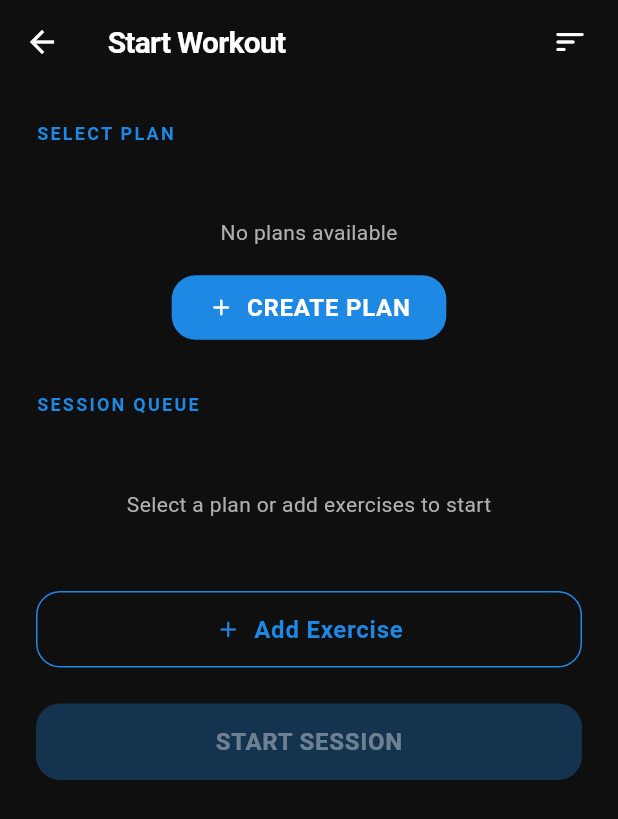
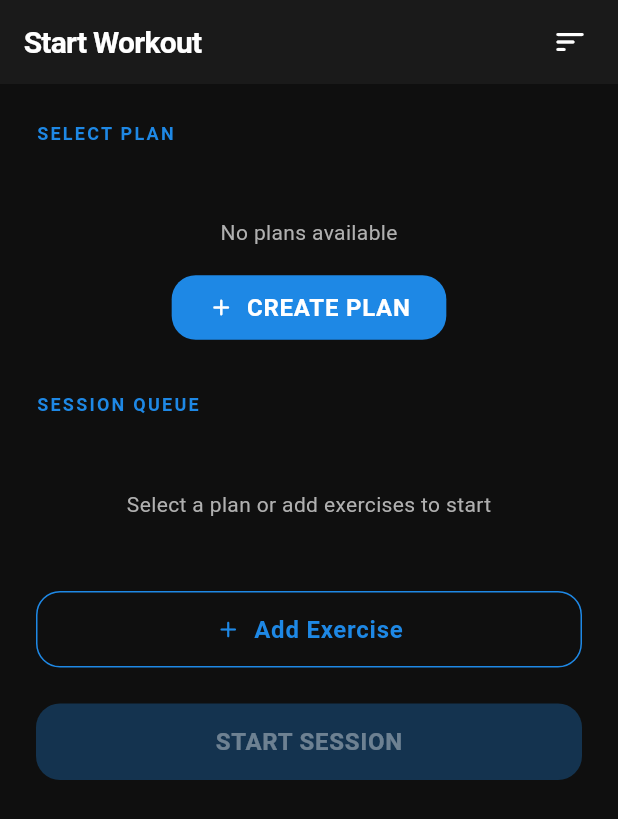
Before and after one commit to rifkihafidz/liftly, a Flutter app: the StartWorkoutPage screen opened directly, on a phone screen of 412 x 824 dp. Shown: the top 819 px of the screen. Run offline on Flutter 3.47's test engine with Material 3 defaults, Android fonts, the phone set to English and light mode, and no system bars; our stand-ins replace equatable, file_picker, fl_chart, flutter_bloc, google_sign_in, hive and 5 more; missing offline and left inert: dart:js_interop, excel, googleapis; accounts and stored records are empty.

```diff
--- a/lib/core/constants/app_constants.dart
+++ b/lib/core/constants/app_constants.dart
@@ -2,7 +2,7 @@ import 'package:flutter/material.dart';
 
 class AppConstants {
   // --- General ---
-  static const String appVersion = '1.3.3';
+  static const String appVersion = '1.3.4';
   static const String appName = 'Liftly';
 
   // --- Backup & Cloud ---
--- a/lib/features/session/pages/start_workout_page.dart
+++ b/lib/features/session/pages/start_workout_page.dart
@@ -255,10 +255,7 @@ class _StartWorkoutPageState extends State<StartWorkoutPage> {
             physics: const BouncingScrollPhysics(),
             slivers: [
               SliverAppBar(
-                pinned: true,
-                centerTitle: false,
-                backgroundColor: AppColors.darkBg,
-                surfaceTintColor: AppColors.darkBg,
+                automaticallyImplyLeading: false,
                 title: Text(
                   'Start Workout',
                   style: TextStyle(
@@ -266,13 +263,6 @@ class _StartWorkoutPageState extends State<StartWorkoutPage> {
                     fontWeight: FontWeight.bold,
                     letterSpacing: -0.5,
                   ),
-                ),
-                leading: IconButton(
-                  icon: const Icon(
-                    Icons.arrow_back,
-                    color: AppColors.textPrimary,
-                  ),
-                  onPressed: () => Navigator.pop(context),
                 ),
                 actions: [
                   PopupMenuButton<PlanSortOption>(
--- a/pubspec.yaml
+++ b/pubspec.yaml
@@ -2,7 +2,7 @@ name: liftly
 description: "Gym workout tracker that logs workouts exactly as performed."
 publish_to: "none"
 
-version: 1.3.3
+version: 1.3.4
 environment:
   sdk: ^3.5.0
 
```
Also changed, not shown: lib/core/services/update_service.dart (+14 -4 lines), lib/features/plans/pages/plans_page.dart (+0 -9 lines), lib/shared/widgets/app_dialogs.dart (+10 -3 lines), lib/shared/widgets/suggestion_text_field.dart (+12 -5 lines), 1 other file.
